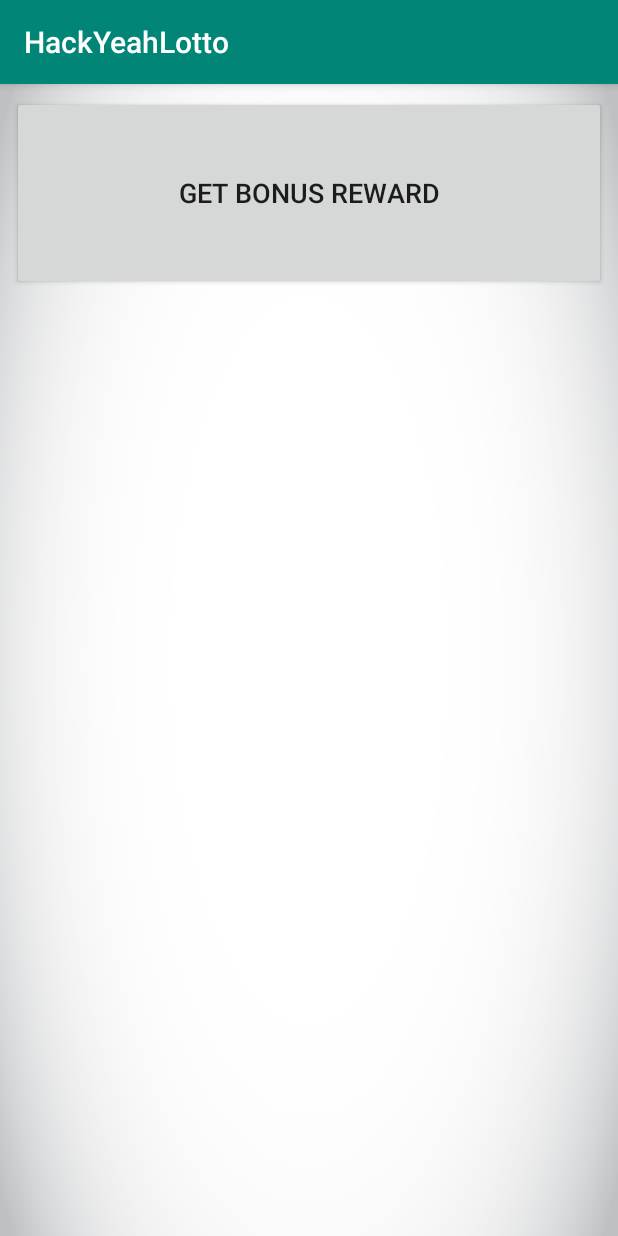
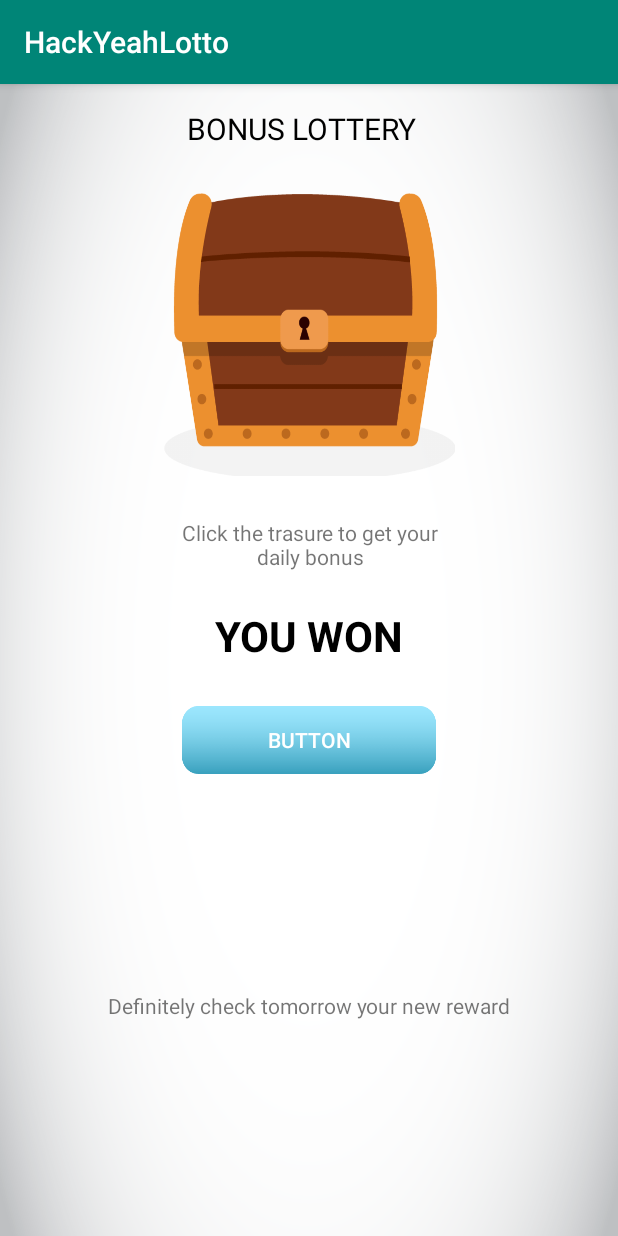
Before and after one commit to mrkostua/HackYeahLotto, an Android app: the BonusRewardActivity screen opened directly, with no data from a screen before it, on a phone screen of 412 x 824 dp. Run offline under Robolectric (Android 15) with nearby library versions, the phone set to English and light mode, and no system bars.

Commit message:
reward, state, login layout

```diff
--- a/app/src/main/res/layout/activity_bonus_reward.xml
+++ b/app/src/main/res/layout/activity_bonus_reward.xml
@@ -9,16 +9,56 @@
 
 
     <Button
-            android:text="@string/get_bonus_reward"
-            tools:text="Get Bonus Reward"
-            android:textSize="18sp"
-            android:layout_width="0dp"
-            android:layout_height="129dp"
+            android:layout_width="194dp"
+            android:layout_height="191dp"
             android:id="@+id/buy_ticket_btn" app:layout_constraintEnd_toEndOf="parent"
             android:layout_marginEnd="8dp"
+            android:background="@drawable/treasure"
             app:layout_constraintStart_toStartOf="parent"
             android:layout_marginStart="8dp"
-            android:layout_marginTop="8dp" app:layout_constraintTop_toTopOf="parent"/>
-
-
+            android:layout_marginTop="24dp"
+            app:layout_constraintTop_toBottomOf="@+id/textView9"/>
+    <TextView
+            android:layout_width="wrap_content"
+            android:layout_height="wrap_content"
+            android:gravity="center"
+            android:id="@+id/textView4"
+            android:text="Click the trasure to get your\ndaily bonus" android:layout_marginTop="28dp"
+            app:layout_constraintTop_toBottomOf="@+id/buy_ticket_btn" android:layout_marginStart="8dp"
+            app:layout_constraintStart_toStartOf="parent" android:layout_marginEnd="8dp"
+            app:layout_constraintEnd_toEndOf="parent" app:layout_constraintHorizontal_bias="0.503"/>
+    <Button
+            android:text="Button"
+            android:layout_width="169dp"
+            android:layout_height="45dp"
+            android:background="@drawable/light_blue_button"
+            android:id="@+id/button" android:layout_marginTop="28dp"
+            app:layout_constraintTop_toBottomOf="@+id/textView5" android:textColor="@android:color/white"
+            android:layout_marginEnd="8dp" app:layout_constraintEnd_toEndOf="parent" android:layout_marginStart="8dp"
+            app:layout_constraintStart_toStartOf="parent"/>
+    <TextView
+            android:text="YOU WON"
+            android:layout_width="wrap_content"
+            android:layout_height="wrap_content"
+            android:id="@+id/textView5" android:layout_marginTop="24dp"
+            app:layout_constraintTop_toBottomOf="@+id/textView4" android:textSize="28sp" android:textStyle="bold"
+            android:textColor="@android:color/black" android:layout_marginStart="8dp"
+            app:layout_constraintStart_toStartOf="parent" android:layout_marginEnd="8dp"
+            app:layout_constraintEnd_toEndOf="parent"/>
+    <TextView
+            android:text="Definitely check tomorrow your new reward"
+            android:layout_width="wrap_content"
+            android:layout_height="wrap_content"
+            android:id="@+id/textView7" android:layout_marginTop="8dp"
+            app:layout_constraintTop_toBottomOf="@+id/button" android:layout_marginBottom="8dp"
+            app:layout_constraintBottom_toBottomOf="parent" app:layout_constraintStart_toStartOf="parent"
+            android:layout_marginStart="8dp" app:layout_constraintEnd_toEndOf="parent" android:layout_marginEnd="8dp"/>
+    <TextView
+            android:text="BONUS LOTTERY"
+            android:layout_width="163dp"
+            android:layout_height="30dp"
+            android:id="@+id/textView9" android:layout_marginTop="16dp"
+            app:layout_constraintTop_toTopOf="parent" android:textSize="20sp" android:layout_marginEnd="8dp"
+            app:layout_constraintEnd_toEndOf="parent" android:layout_marginStart="8dp"
+            app:layout_constraintStart_toStartOf="parent" android:textColor="@android:color/black"/>
 </android.support.constraint.ConstraintLayout>
--- a/app/src/main/res/layout/activity_state.xml
+++ b/app/src/main/res/layout/activity_state.xml
@@ -20,7 +20,8 @@
             android:layout_marginEnd="8dp"
             app:layout_constraintStart_toStartOf="parent"
             android:layout_marginStart="8dp"
-            android:layout_marginTop="8dp" app:layout_constraintTop_toTopOf="parent"/>
+            android:layout_marginTop="8dp" app:layout_constraintTop_toTopOf="parent"
+            android:background="@drawable/light_red_button"/>
     <LinearLayout
             android:orientation="horizontal"
             android:layout_width="368dp"
@@ -29,6 +30,7 @@
             app:layout_constraintStart_toStartOf="parent" android:layout_marginStart="8dp"
             android:layout_marginTop="8dp" app:layout_constraintTop_toBottomOf="@+id/buy_ticket_btn">
         <Button
+                android:background="@drawable/circle_button"
                 android:text="@string/point_state"
                 tools:text="@{@string/pointsText(viewModel.points)}"
                 android:layout_width="wrap_content"
@@ -36,6 +38,7 @@
                 android:id="@+id/point_state_btn"
                 android:layout_weight="1"/>
         <Button
+                android:background="@drawable/circle_button"
                 android:text="@string/daily_bonus_name"
                 tools:text="Daily bonus"
                 android:layout_width="wrap_content"
@@ -74,14 +77,19 @@
                 android:layout_marginEnd="8dp" app:layout_constraintStart_toStartOf="parent"
                 android:layout_marginStart="8dp"/>
         <Button
+                android:background="@drawable/light_blue_button"
                 android:text="@string/see_results"
                 android:layout_width="154dp"
                 android:layout_height="71dp"
-                android:id="@+id/see_results_btn" app:layout_constraintEnd_toEndOf="parent"
+                android:id="@+id/see_results_btn"
+                app:layout_constraintEnd_toEndOf="parent"
                 android:layout_marginEnd="8dp"
-                app:layout_constraintStart_toStartOf="parent" android:layout_marginStart="8dp"
-                android:layout_marginBottom="8dp" app:layout_constraintBottom_toBottomOf="parent"
-                android:layout_marginTop="8dp" app:layout_constraintTop_toBottomOf="@+id/next_draw_tv"/>
+                app:layout_constraintStart_toStartOf="parent"
+                android:layout_marginStart="8dp"
+                android:layout_marginBottom="8dp"
+                app:layout_constraintBottom_toBottomOf="parent"
+                android:layout_marginTop="8dp"
+                app:layout_constraintTop_toBottomOf="@+id/next_draw_tv"/>
     </android.support.constraint.ConstraintLayout>
 
     </android.support.constraint.ConstraintLayout>
--- a/app/src/main/res/values/strings.xml
+++ b/app/src/main/res/values/strings.xml
@@ -17,6 +17,7 @@
         Choose a channel to share your favourite application with friends inviting them using your own words or using a
         predefined message.
     </string>
+    <string name="login">Login</string>
     <string name="game_win_status">Win</string>
     <string name="game_lost_status">Lost</string>
     <string name="game_waiting_status">Pending drawing</string>
```
Also changed, not shown: app/src/main/res/drawable/circle_button.png (added), app/src/main/res/drawable/treasure.png (added).
